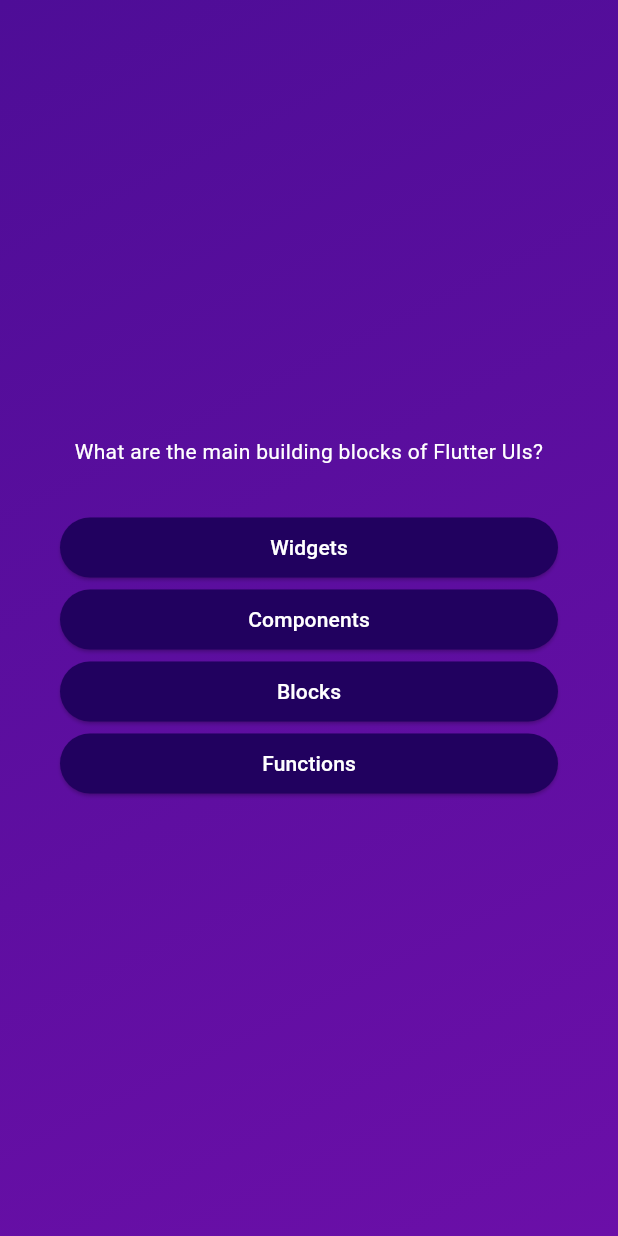
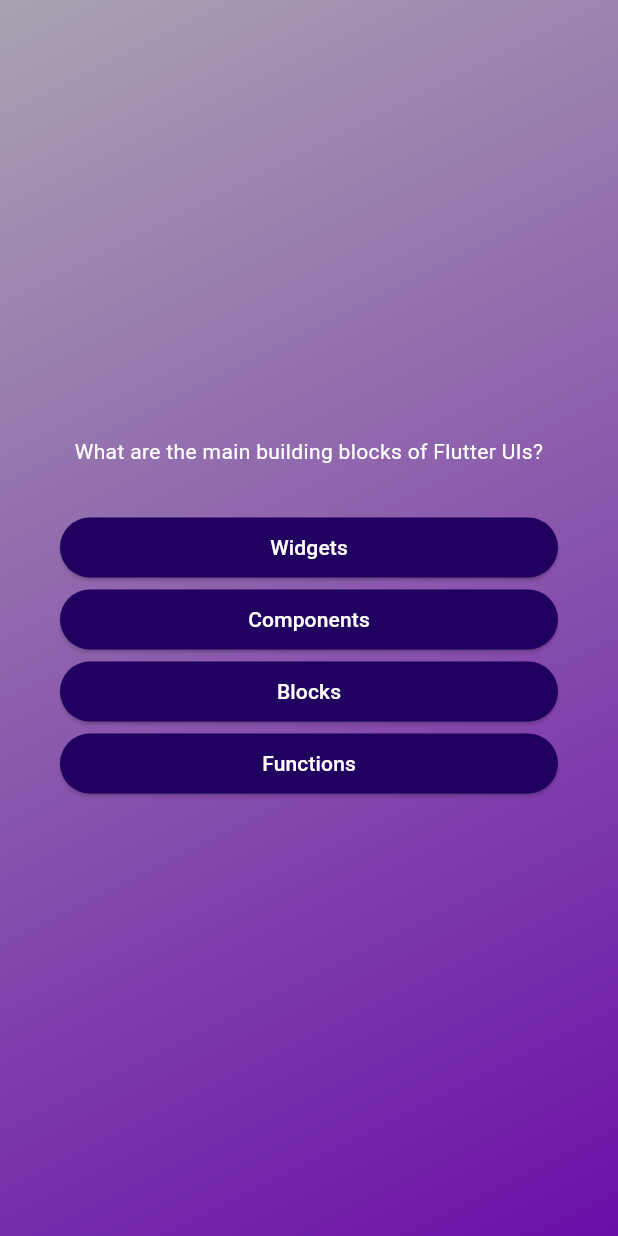
Before and after one commit to Artur-Tech/quiz_app, a Flutter app: the screen it shows after launch, after a tap on "Start Quiz", on a phone screen of 412 x 824 dp. Run offline on Flutter 3.47's test engine with Material 3 defaults, Android fonts, the phone set to English and light mode, and no system bars.

Commit message:
change collor

```diff
--- a/lib/quiz.dart
+++ b/lib/quiz.dart
@@ -34,7 +34,7 @@ class _QuizState extends State<Quiz> {
           decoration: const BoxDecoration(
             gradient: LinearGradient(
               colors: [
-                Color.fromARGB(255, 78, 13, 151),
+                Color.fromARGB(255, 170, 163, 178),
                 Color.fromARGB(255, 107, 15, 168),
               ],
               begin: Alignment.topLeft,
```
